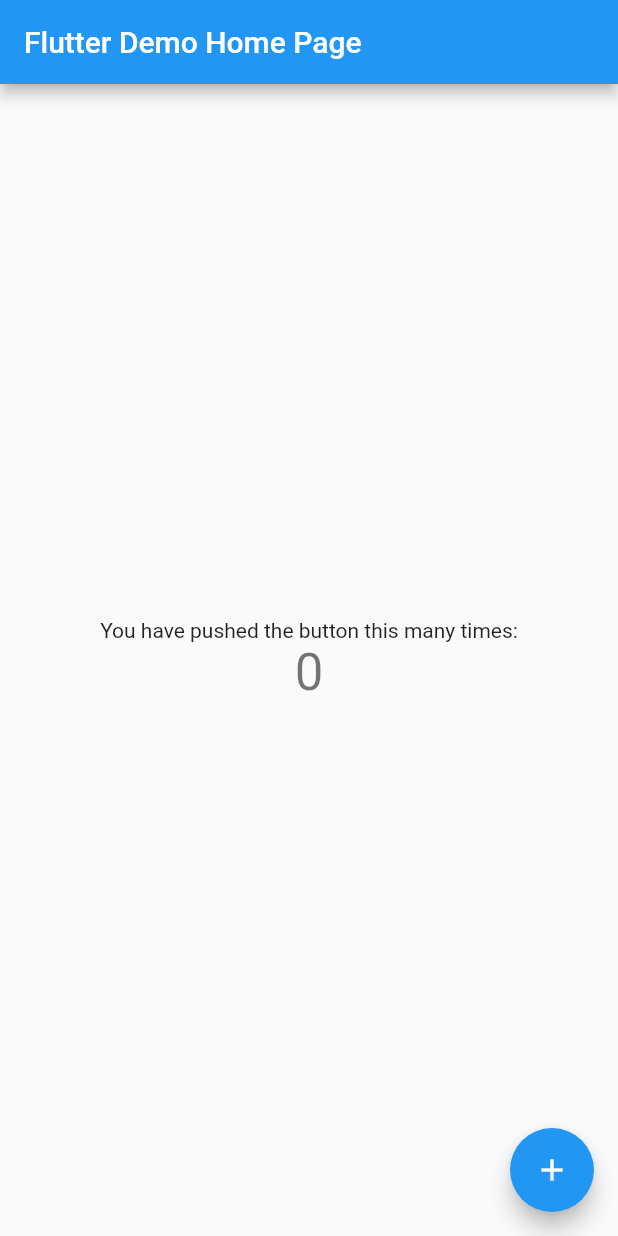
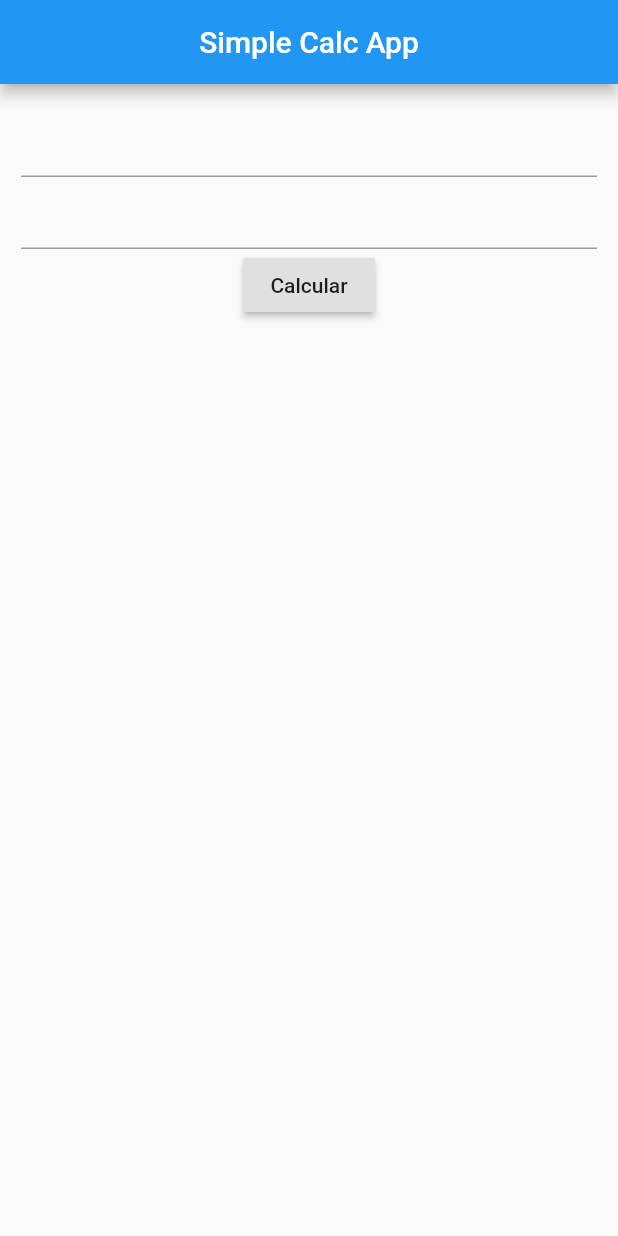
Before and after one commit to jaribeiro32/SimpleCalcApp, a Flutter app: the screen it shows after launch, on a phone screen of 412 x 824 dp. Run offline on Flutter 3.47's test engine with Material 2 defaults, Android fonts, the phone set to English and light mode, and no system bars.

Commit message:
initial structure

```diff
--- a/lib/main.dart
+++ b/lib/main.dart
@@ -1,117 +1,45 @@
 import 'package:flutter/material.dart';
 
-void main() {
-  runApp(MyApp());
+void main() => runApp(SimpleCalcApp());
+
+class SimpleCalcApp extends StatefulWidget {
+  SimpleCalcApp({Key key}) : super(key: key);
+
+  @override
+  _SimpleCalcAppState createState() => _SimpleCalcAppState();
 }
 
-class MyApp extends StatelessWidget {
-  // This widget is the root of your application.
+class _SimpleCalcAppState extends State<SimpleCalcApp> {
   @override
   Widget build(BuildContext context) {
+    TextField num1 = TextField(
+      keyboardType: TextInputType.number,
+    );
+
+    TextField num2 = TextField(
+      keyboardType: TextInputType.number,
+    );
+
+    RaisedButton button = RaisedButton(
+      onPressed: () {},
+      child: Text('Calcular'),
+    );
+
+    Column columns = Column(
+      children: [num1, num2, button],
+    );
     return MaterialApp(
-      title: 'Flutter Demo',
-      theme: ThemeData(
-        // This is the theme of your application.
-        //
-        // Try running your application with "flutter run". You'll see the
-        // application has a blue toolbar. Then, without quitting the app, try
-        // changing the primarySwatch below to Colors.green and then invoke
-        // "hot reload" (press "r" in the console where you ran "flutter run",
-        // or simply save your changes to "hot reload" in a Flutter IDE).
-        // Notice that the counter didn't reset back to zero; the application
-        // is not restarted.
-        primarySwatch: Colors.blue,
-        // This makes the visual density adapt to the platform that you run
-        // the app on. For desktop platforms, the controls will be smaller and
-        // closer together (more dense) than on mobile platforms.
-        visualDensity: VisualDensity.adaptivePlatformDensity,
+      title: 'Simple Calc App',
+      home: Scaffold(
+        appBar: AppBar(
+          title: Text('Simple Calc App'),
+          centerTitle: true,
+        ),
+        body: Padding(
+          padding: EdgeInsets.all(14.0),
+          child: columns,
+        ),
       ),
-      home: MyHomePage(title: 'Flutter Demo Home Page'),
     );
   }
 }
-
-class MyHomePage extends StatefulWidget {
-  MyHomePage({Key key, this.title}) : super(key: key);
-
-  // This widget is the home page of your application. It is stateful, meaning
-  // that it has a State object (defined below) that contains fields that affect
-  // how it looks.
-
-  // This class is the configuration for the state. It holds the values (in this
-  // case the title) provided by the parent (in this case the App widget) and
-  // used by the build method of the State. Fields in a Widget subclass are
-  // always marked "final".
-
-  final String title;
-
-  @override
-  _MyHomePageState createState() => _MyHomePageState();
-}
-
-class _MyHomePageState extends State<MyHomePage> {
-  int _counter = 0;
-
-  void _incrementCounter() {
-    setState(() {
-      // This call to setState tells the Flutter framework that something has
-      // changed in this State, which causes it to rerun the build method below
-      // so that the display can reflect the updated values. If we changed
-      // _counter without calling setState(), then the build method would not be
-      // called again, and so nothing would appear to happen.
-      _counter++;
-    });
-  }
-
-  @override
-  Widget build(BuildContext context) {
-    // This method is rerun every time setState is called, for instance as done
-    // by the _incrementCounter method above.
-    //
-    // The Flutter framework has been optimized to make rerunning build methods
-    // fast, so that you can just rebuild anything that needs updating rather
-    // than having to individually change instances of widgets.
-    return Scaffold(
-      appBar: AppBar(
-        // Here we take the value from the MyHomePage object that was created by
-        // the App.build method, and use it to set our appbar title.
-        title: Text(widget.title),
-      ),
-      body: Center(
-        // Center is a layout widget. It takes a single child and positions it
-        // in the middle of the parent.
-        child: Column(
-          // Column is also a layout widget. It takes a list of children and
-          // arranges them vertically. By default, it sizes itself to fit its
-          // children horizontally, and tries to be as tall as its parent.
-          //
-          // Invoke "debug painting" (press "p" in the console, choose the
-          // "Toggle Debug Paint" action from the Flutter Inspector in Android
-          // Studio, or the "Toggle Debug Paint" command in Visual Studio Code)
-          // to see the wireframe for each widget.
-          //
-          // Column has various properties to control how it sizes itself and
-          // how it positions its children. Here we use mainAxisAlignment to
-          // center the children vertically; the main axis here is the vertical
-          // axis because Columns are vertical (the cross axis would be
-          // horizontal).
-          mainAxisAlignment: MainAxisAlignment.center,
-          children: <Widget>[
-            Text(
-              'You have pushed the button this many times:',
-            ),
-            Text(
-              '$_counter',
-              style: Theme.of(context).textTheme.headline4,
-            ),
-          ],
-        ),
-      ),
-      floatingActionButton: FloatingActionButton(
-        onPressed: _incrementCounter,
-        tooltip: 'Increment',
-        child: Icon(Icons.add),
-      ), // This trailing comma makes auto-formatting nicer for build methods.
-    );
-  }
-}
```
Also changed, not shown: 1 other file.
